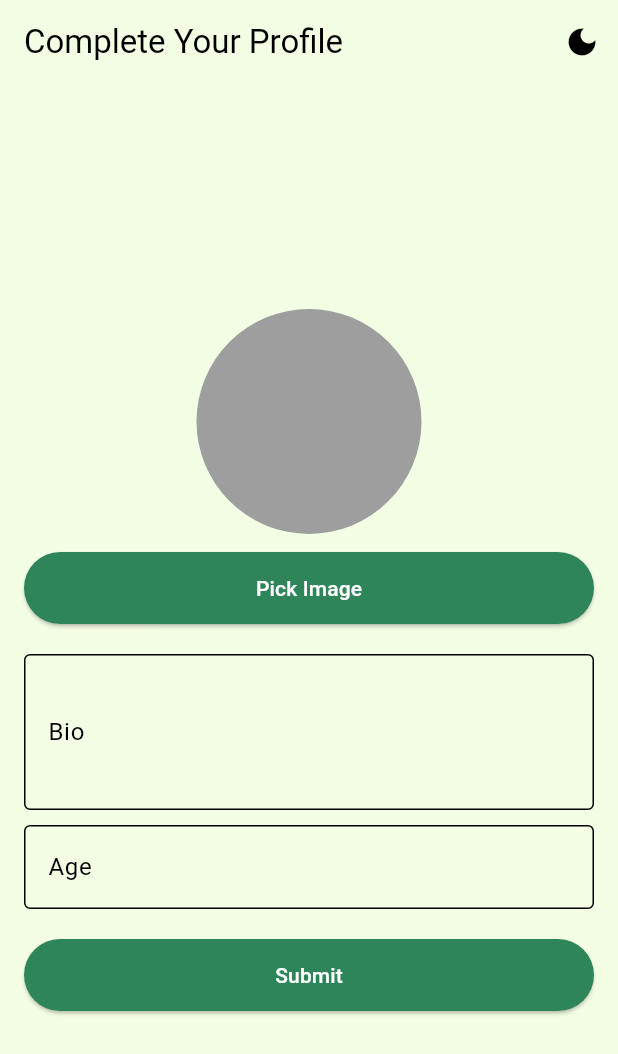
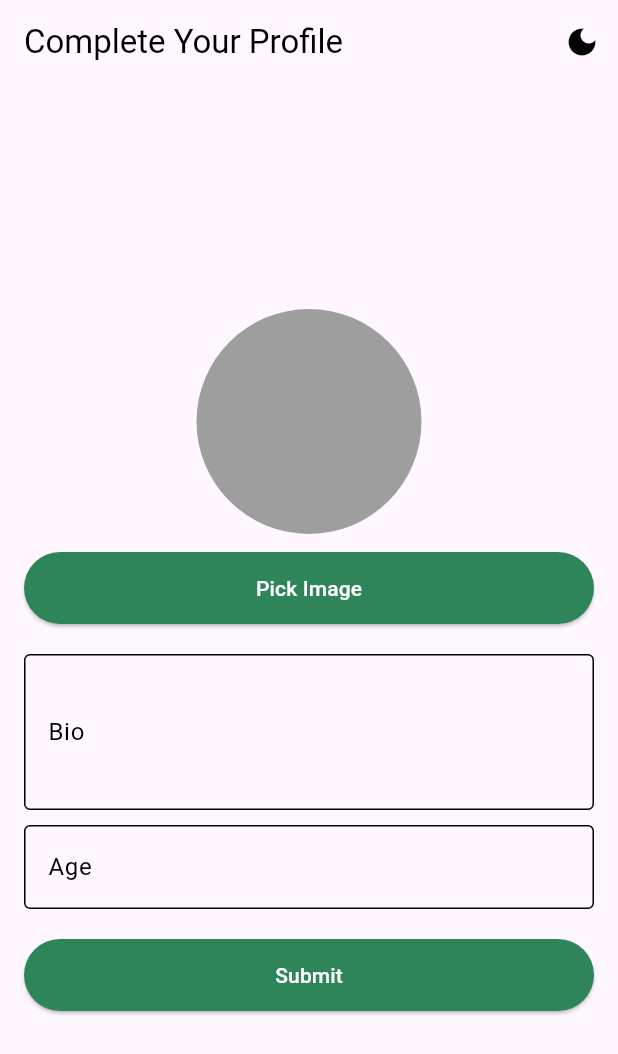
Before and after one commit to Senwin5/mixen, a Flutter app: the CompleteProfilePage screen opened directly, on a phone screen of 412 x 824 dp. Shown: the top 1054 px of the screen. Run offline on Flutter 3.47's test engine with Material 3 defaults, Android fonts, the phone set to English and light mode, and no system bars; our stand-ins replace card_swiper, device_info_plus, image_picker, permission_handler, shared_preferences; accounts and stored records are empty.

```diff
--- a/lib/pages/completeprofilepage.dart
+++ b/lib/pages/completeprofilepage.dart
@@ -144,13 +144,13 @@ class _CompleteProfilePageState extends State<CompleteProfilePage> {
 
   @override
   Widget build(BuildContext context) {
-    final Color bgColor = isDarkMode ? Colors.black : const Color(0xFFF3FDE3);
+    //final Color bgColor = isDarkMode ? Colors.black : const Color(0xFFF3FDE3);
     final Color textFieldColor = isDarkMode ? Colors.white : Colors.black;
 
     return Scaffold(
-      backgroundColor: bgColor,
+      //backgroundColor: bgColor,
       appBar: AppBar(
-        backgroundColor: bgColor,
+        //backgroundColor: bgColor,
         elevation: 0,
         title: Text(
           "Complete Your Profile",
--- a/lib/pages/homepage.dart
+++ b/lib/pages/homepage.dart
@@ -117,6 +117,7 @@ class _HomepageState extends State<Homepage> {
       onTap: onTap,
       child: Container(
         decoration: BoxDecoration(
+          // ignore: deprecated_member_use
           color: color.withOpacity(0.15),
           borderRadius: BorderRadius.circular(16),
           boxShadow: const [
@@ -131,6 +132,7 @@ class _HomepageState extends State<Homepage> {
                   image: AssetImage(image),
                   fit: BoxFit.cover,
                   colorFilter: ColorFilter.mode(
+                    // ignore: deprecated_member_use
                     Colors.white.withOpacity(0.15),
                     BlendMode.dstATop,
                   ),
--- a/lib/pages/welcome/onboarding_screen.dart
+++ b/lib/pages/welcome/onboarding_screen.dart
@@ -17,7 +17,7 @@ class _OnboardingScreenState extends State<OnboardingScreen> {
   final Color primaryColor = const Color(0xFF2F855A);
 
   // Soft cream background
-  final Color backgroundColor = const Color.fromARGB(255, 243, 253, 227);
+  //final Color backgroundColor = const Color.fromARGB(255, 243, 253, 227);
 
   final List<Map<String, String>> onboardingData = [
     {
@@ -40,7 +40,7 @@ class _OnboardingScreenState extends State<OnboardingScreen> {
   @override
   Widget build(BuildContext context) {
     return Scaffold(
-      backgroundColor: backgroundColor, // Updated background
+      //backgroundColor: backgroundColor, // Updated background
       body: SafeArea(
         child: Column(
           children: [
--- a/lib/registration/login_screen.dart
+++ b/lib/registration/login_screen.dart
@@ -23,7 +23,7 @@ class _LoginScreenState extends State<LoginScreen> {
   static const forestGreen = Color(0xFF2F855A);
 
   // Light mode background color
-  final Color lightBackgroundColor = const Color.fromARGB(255, 243, 253, 227);
+  //final Color lightBackgroundColor = const Color.fromARGB(255, 243, 253, 227);
 
   void login() async {
     setState(() {
@@ -89,7 +89,7 @@ class _LoginScreenState extends State<LoginScreen> {
               colorScheme: const ColorScheme.light(primary: forestGreen),
             ),
       child: Scaffold(
-        backgroundColor: isDarkMode ? Colors.black : lightBackgroundColor,
+       // backgroundColor: isDarkMode ? Colors.black : lightBackgroundColor,
         body: SafeArea(
           child: SingleChildScrollView(
             padding: const EdgeInsets.symmetric(horizontal: 24, vertical: 24),
```
Also changed, not shown: lib/main.dart (+4 -4 lines).
